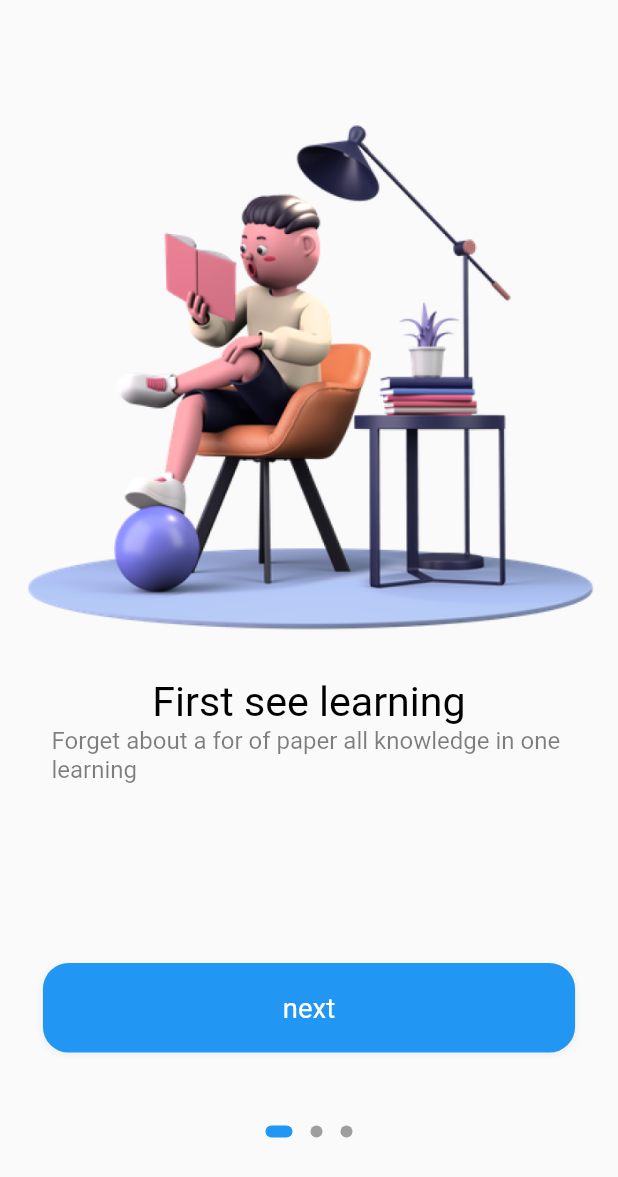
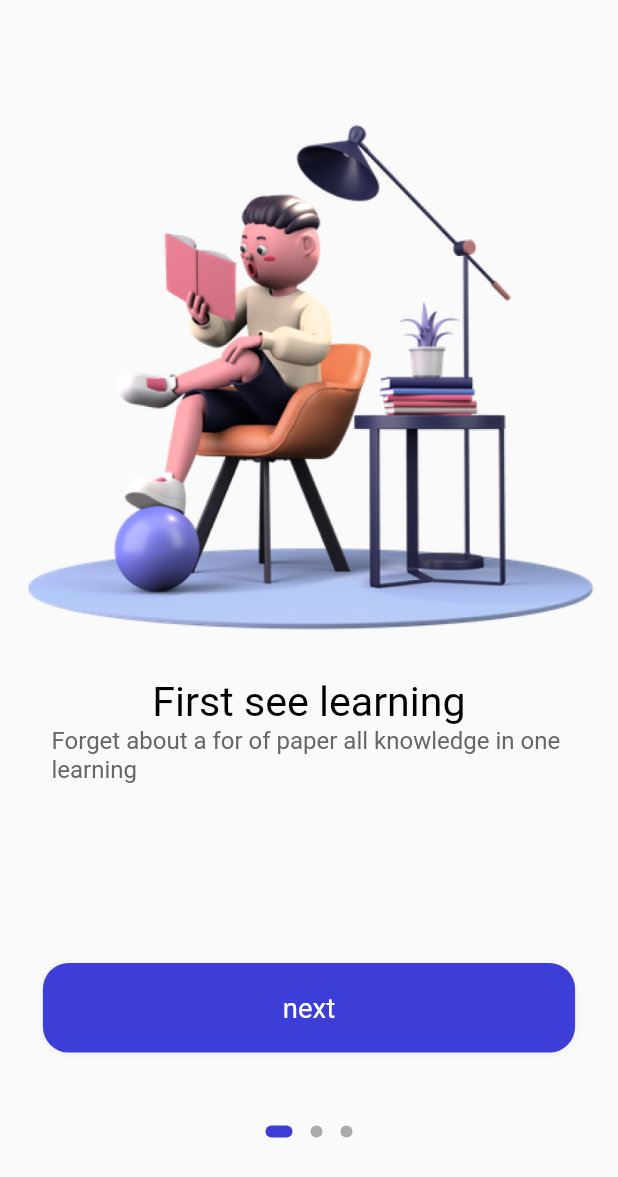
Before and after one commit to JeffersonJefferson-pixel/ulearning_app, a Flutter app: the screen it shows after launch, on a phone screen of 412 x 824 dp. Shown: the top 1177 px of the screen. Run offline on Flutter 3.47's test engine with Material 2 defaults, Android fonts, the phone set to English and light mode, and no system bars; drawn by our look-alikes of dots_indicator; our stand-ins replace cloud_firestore, firebase_auth, flutter_bloc, flutter_screenutil; missing offline and left inert: dart:html; accounts and stored records are empty.

```diff
--- a/lib/common/values/colors.dart
+++ b/lib/common/values/colors.dart
@@ -22,10 +22,10 @@
   static const Color primarySecondaryElementText =
       Color.fromARGB(255, 102, 102, 102);
   // main widget third color grey
-  static const Color primaryThreeElementText =
+  static const Color primaryThirdElementText =
       Color.fromARGB(255, 170, 170, 170);
 
-  static const Color primaryFourElementText =
+  static const Color primaryFourthElementText =
       Color.fromARGB(255, 204, 204, 204);
   //state color
   static const Color primaryElementStatus = Color.fromARGB(255, 88, 174, 127);
--- a/lib/pages/sign_in/sign_in.dart
+++ b/lib/pages/sign_in/sign_in.dart
@@ -28,7 +28,7 @@
                 ),
               ),
               Container(
-                margin: EdgeInsets.only(top: 66.h),
+                margin: EdgeInsets.only(top: 36.h),
                 padding: EdgeInsets.only(left: 25.w, right: 25.w),
                 child: Column(
                   crossAxisAlignment: CrossAxisAlignment.start,
--- a/lib/pages/sign_in/widgets/sign_in_widget.dart
+++ b/lib/pages/sign_in/widgets/sign_in_widget.dart
@@ -30,6 +30,7 @@
         top: 40.h,
         bottom: 20.h,
       ),
+      padding: EdgeInsets.only(left: 25.w, right: 25.w),
       child: Row(
         mainAxisAlignment: MainAxisAlignment.spaceAround,
         children: [
@@ -78,7 +79,7 @@
       borderRadius: BorderRadius.all(
         Radius.circular(15.w),
       ),
-      border: Border.all(color: AppColors.primaryFourElementText),
+      border: Border.all(color: AppColors.primaryFourthElementText),
     ),
     child: Row(
       children: [
@@ -163,7 +164,7 @@
         border: Border.all(
           color: buttonType == "login"
               ? Colors.transparent
-              : AppColors.primaryFourElementText,
+              : AppColors.primaryFourthElementText,
         ),
         boxShadow: [
           BoxShadow(
--- a/lib/pages/welcome/welcome.dart
+++ b/lib/pages/welcome/welcome.dart
@@ -2,6 +2,7 @@
 import 'package:flutter/material.dart';
 import 'package:flutter_bloc/flutter_bloc.dart';
 import 'package:flutter_screenutil/flutter_screenutil.dart';
+import 'package:ulearning_app/common/values/colors.dart';
 import 'package:ulearning_app/main.dart';
 import 'package:ulearning_app/pages/welcome/bloc/welcome_blocs.dart';
 import 'package:ulearning_app/pages/welcome/bloc/welcome_events.dart';
@@ -69,8 +70,8 @@
                       dotsCount: 3,
                       mainAxisAlignment: MainAxisAlignment.center,
                       decorator: DotsDecorator(
-                        color: Colors.grey,
-                        activeColor: Colors.blue,
+                        color: AppColors.primaryThirdElementText,
+                        activeColor: AppColors.primaryElement,
                         size: const Size.square(8.0),
                         activeSize: const Size(18.0, 8.0),
                         activeShape: RoundedRectangleBorder(
@@ -104,7 +105,7 @@
           child: Text(
             title,
             style: TextStyle(
-              color: Colors.black,
+              color: AppColors.primaryText,
               fontSize: 24.sp,
               fontWeight: FontWeight.normal,
             ),
@@ -116,7 +117,7 @@
           child: Text(
             subtitle,
             style: TextStyle(
-              color: Colors.black.withOpacity(0.5),
+              color: AppColors.primarySecondaryElementText,
               fontSize: 14.sp,
               fontWeight: FontWeight.normal,
             ),
@@ -142,7 +143,7 @@
             width: 325.w,
             height: 50.h,
             decoration: BoxDecoration(
-              color: Colors.blue,
+              color: AppColors.primaryElement,
               borderRadius: BorderRadius.all(
                 Radius.circular((15.w)),
               ),
@@ -159,7 +160,7 @@
               child: Text(
                 buttonName,
                 style: TextStyle(
-                  color: Colors.white,
+                  color: AppColors.primaryBackground,
                   fontSize: 16.sp,
                   fontWeight: FontWeight.normal,
                 ),
--- a/pubspec.yaml
+++ b/pubspec.yaml
@@ -40,6 +40,7 @@
   dots_indicator: ^3.0.0
   intl: ^0.18.1
   cloud_firestore: ^4.8.5
+  firebase_auth: ^4.7.3
 
 dev_dependencies:
   flutter_test:
@@ -83,7 +84,7 @@
   fonts:
     - family: Avenir
       fonts:
-        - asset: fonts/Avenir-Book.ttf
+        - asset: assets/fonts/Avenir-Book.ttf
   #
   # For details regarding fonts from package dependencies,
   # see https://flutter.dev/custom-fonts/#from-packages
```
Also changed, not shown: lib/pages/sign_in/bloc/sign_in_bloc.dart (added, +19 -0 lines), lib/pages/sign_in/bloc/sign_in_events.dart (added, +15 -0 lines), lib/pages/sign_in/bloc/sign_in_states.dart (added, +14 -0 lines), lib/pages/sign_in/sign_in_controller.dart (added, +38 -0 lines), pubspec.lock.
